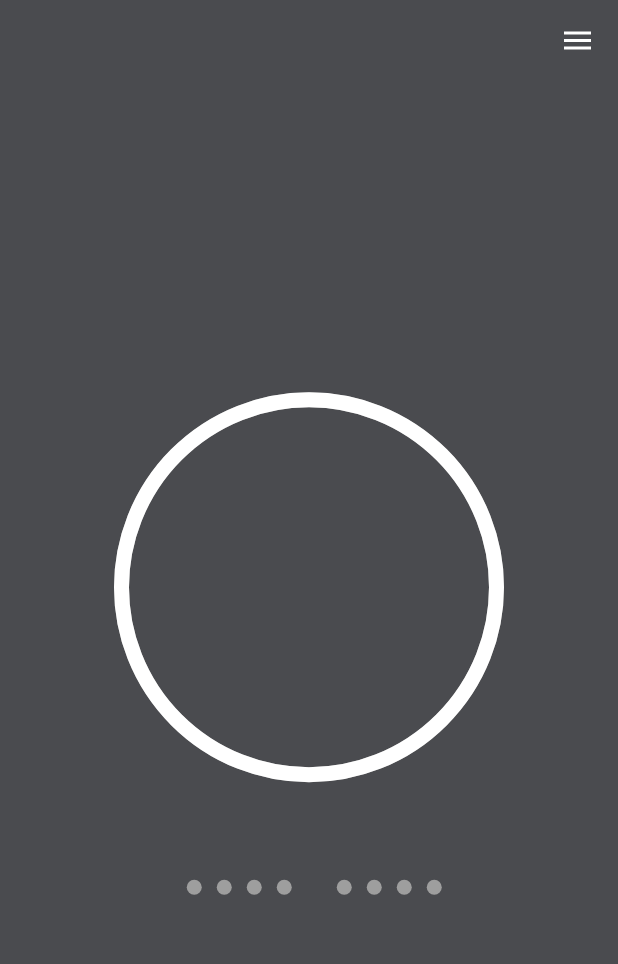
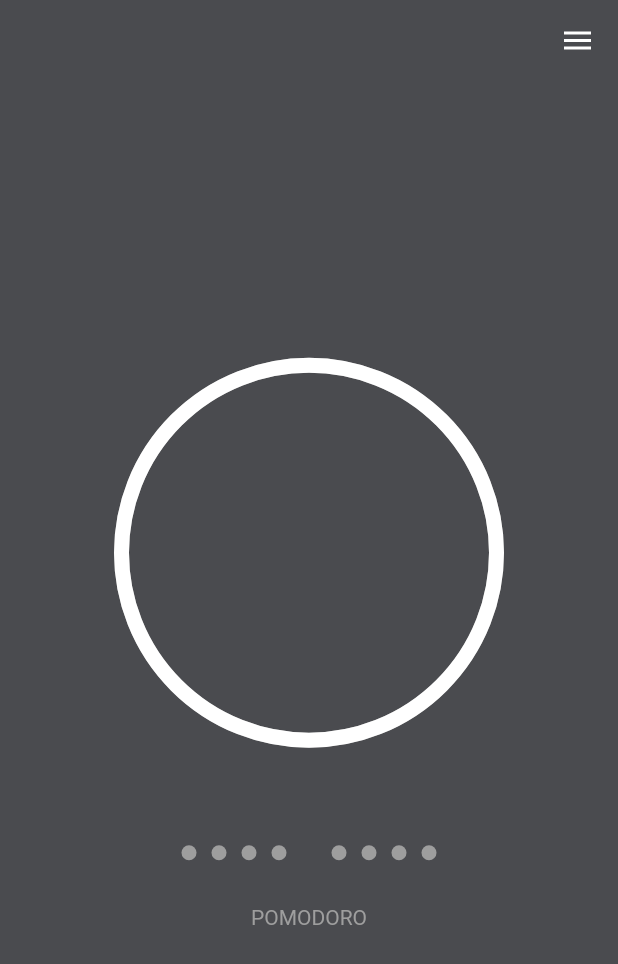
Before and after one commit to Bisxsh/flutter-pomodoro-timer, a Flutter app: the screen it shows after launch, after a tap on an icon or button, on a phone screen of 412 x 824 dp. Shown: the top 964 px of the screen. Run offline on Flutter 3.47's test engine with Material 2 defaults, Android fonts, the phone set to English and light mode, and no system bars; drawn by our look-alikes of circular_countdown_timer.

Commit message:
Implemented mode indicator, fixed progress indicator alignment

```diff
--- a/lib/screens/timer/widgets/sub-widgets/progress_widget.dart
+++ b/lib/screens/timer/widgets/sub-widgets/progress_widget.dart
@@ -19,7 +19,7 @@ class _ProgressWidgetState extends State<ProgressWidget> {
       for (int i = 0; i < 8; i++) {
         indicators.add(ProgressIndicator(
             active: (i < context.watch<UserSession>().pomodorosCompleted)));
-        if ((i + 1) % 4 == 0 && i != 0) {
+        if ((i + 1) % 4 == 0 && i != 0 && i != 7) {
           indicators
               .add(const ProgressIndicator(active: false, invisible: true));
         }
@@ -28,13 +28,10 @@ class _ProgressWidgetState extends State<ProgressWidget> {
       return indicators;
     }
 
-    return Container(
-      margin: const EdgeInsets.only(left: 27),
-      child: Row(
-        mainAxisAlignment: MainAxisAlignment.center,
-        crossAxisAlignment: CrossAxisAlignment.center,
-        children: getIndicators(),
-      ),
+    return Row(
+      mainAxisAlignment: MainAxisAlignment.center,
+      crossAxisAlignment: CrossAxisAlignment.center,
+      children: getIndicators(),
     );
   }
 }
--- /dev/null
+++ b/lib/screens/timer/widgets/sub-widgets/timer_mode_display.dart
@@ -0,0 +1,31 @@
+import 'package:flutter/material.dart';
+import 'package:provider/provider.dart';
+
+import '../../../../providers/user_session_provider.dart';
+
+extension on TimerMode {
+  String toFormattedString() {
+    if (this == TimerMode.LONG_BREAK) return "LONG BREAK";
+    return toString().split(".").last;
+  }
+}
+
+class TimerModeDisplay extends StatelessWidget {
+  const TimerModeDisplay({super.key});
+
+  @override
+  Widget build(BuildContext context) {
+    return Container(
+      margin: const EdgeInsets.only(top: 30),
+      child: Row(
+        mainAxisAlignment: MainAxisAlignment.center,
+        children: [
+          Text(
+            context.watch<UserSession>().mode.toFormattedString(),
+            style: const TextStyle(color: Colors.grey),
+          ),
+        ],
+      ),
+    );
+  }
+}
--- a/lib/screens/timer/widgets/timer_display.dart
+++ b/lib/screens/timer/widgets/timer_display.dart
@@ -1,4 +1,5 @@
 import 'package:flutter/material.dart';
+import 'package:pomodoro_timer_flutter/screens/timer/widgets/sub-widgets/timer_mode_display.dart';
 import 'package:pomodoro_timer_flutter/util/color_util.dart';
 import 'package:pomodoro_timer_flutter/screens/timer/widgets/sub-widgets/progress_widget.dart';
 import 'package:pomodoro_timer_flutter/screens/timer/widgets/sub-widgets/timer_widget.dart';
@@ -12,7 +13,7 @@ class TimerDisplay extends StatelessWidget {
       color: HexColor.getBackgroundColor(),
       child: Column(
         mainAxisAlignment: MainAxisAlignment.center,
-        children: const [TimerWidget(), ProgressWidget()],
+        children: const [TimerWidget(), ProgressWidget(), TimerModeDisplay()],
       ),
     );
   }
```
